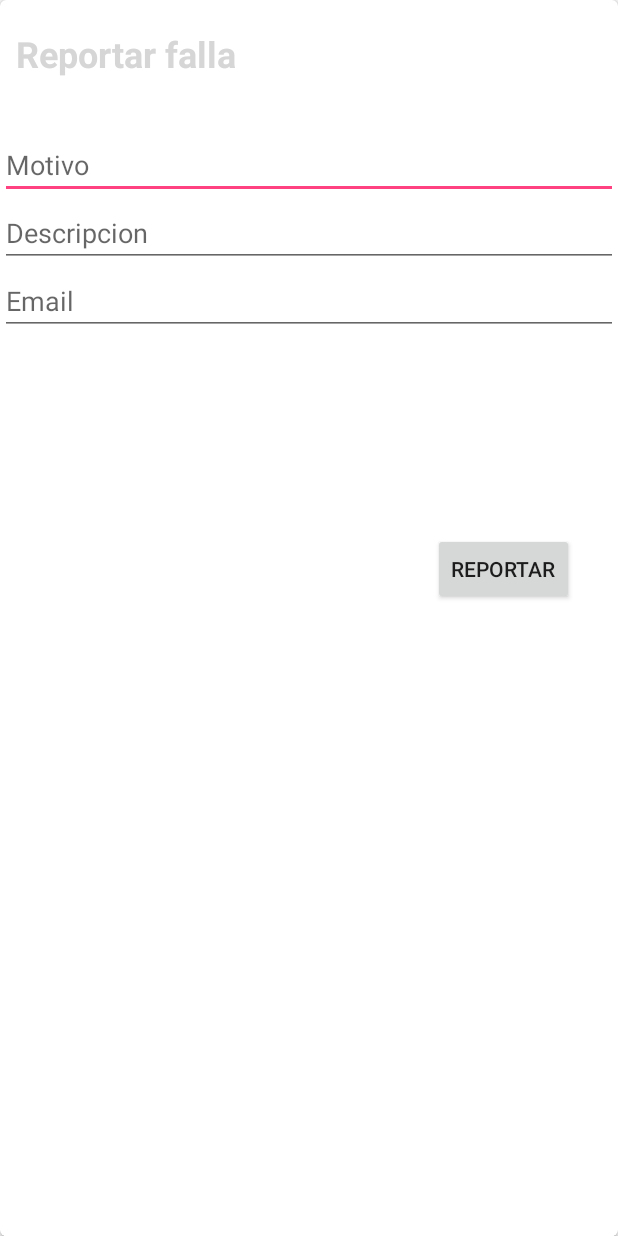
After one commit to iamrahulyadav/interCar, an Android app: the layout custom_modal_reporte.xml on its own in the app's theme, with its tools: preview values and no code run, on a phone screen of 412 x 824 dp. The commit adds this screen. Run offline under Robolectric (Android 15) with nearby library versions, the phone set to English and light mode, and no system bars.

Commit message:
ventana modal de fallas, con funcion y ruta de json armado, con falla al enviar la data.

```diff
--- a/app/src/main/java/com/apreciasoft/admin/asremis/Services/ServicesLoguin.java
+++ b/app/src/main/java/com/apreciasoft/admin/asremis/Services/ServicesLoguin.java
@@ -2,6 +2,7 @@ package com.apreciasoft.admin.asremis.Services;
 
 import com.apreciasoft.admin.asremis.Entity.client;
 import com.apreciasoft.admin.asremis.Entity.login;
+import com.apreciasoft.admin.asremis.Entity.reporte;
 import com.apreciasoft.admin.asremis.Entity.token;
 import com.apreciasoft.admin.asremis.Entity.userFull;
 
@@ -23,6 +24,10 @@ public interface ServicesLoguin {
     Call<userFull> getUser(@Body login user);
 
     @Headers("Content-Type: application/json")
+    @POST("support/add")
+    Call<reporte> reporteFalla(@Body reporte falla);
+
+    @Headers("Content-Type: application/json")
     @POST("auth/token")
     Call<Boolean> token(@Body token token);
 
--- /dev/null
+++ b/app/src/main/res/layout/custom_modal_reporte.xml
@@ -0,0 +1,120 @@
+<?xml version="1.0" encoding="utf-8"?>
+<LinearLayout xmlns:android="http://schemas.android.com/apk/res/android"
+    android:layout_width="match_parent"
+    xmlns:app="http://schemas.android.com/apk/res-auto"
+    android:layout_height="match_parent"
+    xmlns:tools="http://schemas.android.com/tools"
+    android:layout_gravity="center"
+    android:background="@android:color/transparent"
+    android:orientation="vertical">
+
+    <android.support.v7.widget.CardView
+        android:id="@+id/car_notifications_from_client_cancelar"
+        xmlns:card_view="http://schemas.android.com/apk/res-auto"
+        android:layout_width="match_parent"
+        android:layout_height="match_parent"
+
+
+
+        card_view:cardBackgroundColor="@color/cardview_light_background"
+
+        card_view:cardCornerRadius="4dp"
+        card_view:elevation="14dp"
+        android:layout_alignParentLeft="true"
+        android:layout_alignParentStart="true"
+        android:layout_alignParentTop="true">
+
+        <RelativeLayout
+            android:layout_width="match_parent"
+            android:layout_height="300dp"
+            android:layout_marginTop="25dp">
+
+
+            <EditText
+                android:id="@+id/et_motivo"
+                android:layout_width="match_parent"
+                android:layout_height="wrap_content"
+                android:layout_alignParentLeft="true"
+                android:layout_alignParentStart="true"
+                android:layout_alignParentTop="true"
+                android:layout_marginTop="62dp"
+                android:ems="10"
+                android:hint="Motivo"
+                android:inputType="textPersonName"
+
+
+                />
+
+            <EditText
+                android:id="@+id/et_descripcion"
+                android:layout_width="match_parent"
+                android:layout_height="wrap_content"
+                android:layout_alignParentEnd="true"
+                android:layout_alignParentLeft="true"
+                android:layout_alignParentRight="true"
+                android:layout_alignParentStart="true"
+                android:layout_below="@+id/et_motivo"
+                android:ems="10"
+                android:hint="Descripcion"
+                android:inputType="textMultiLine"
+
+
+            />
+
+            <EditText
+                android:id="@+id/et_email"
+                android:layout_width="match_parent"
+                android:layout_height="wrap_content"
+                android:layout_alignParentLeft="true"
+                android:layout_alignParentStart="true"
+                android:layout_below="@+id/et_descripcion"
+                android:ems="10"
+                android:hint="Email"
+                android:inputType="textPersonName"
+
+
+                />
+
+        </RelativeLayout>
+
+
+        <TextView
+            android:id="@+id/textView2"
+            android:layout_width="wrap_content"
+            android:layout_height="wrap_content"
+            android:layout_alignParentLeft="true"
+            android:layout_alignParentStart="true"
+            android:layout_alignParentTop="true"
+            android:layout_marginLeft="10dp"
+            android:layout_marginRight="10dp"
+            android:layout_marginTop="19dp"
+            android:text="Reportar falla"
+            android:textAlignment="center"
+            android:textColor="@color/cast_expanded_controller_background_color"
+            android:textSize="24sp"
+            android:textStyle="bold" />
+
+        <RelativeLayout
+            android:layout_width="match_parent"
+            android:layout_height="100dp"
+            android:layout_marginTop="350dp">
+
+            <Button
+                android:id="@+id/btn_motivo"
+                android:layout_width="wrap_content"
+                android:layout_height="wrap_content"
+                android:layout_alignParentEnd="true"
+                android:layout_alignParentRight="true"
+                android:layout_alignParentTop="true"
+                android:layout_marginEnd="29dp"
+                android:layout_marginRight="29dp"
+                android:layout_marginTop="5dp"
+                android:text="Reportar" />
+
+        </RelativeLayout>
+    </android.support.v7.widget.CardView>
+
+
+
+
+</LinearLayout>
```
Also changed, not shown: app/src/main/java/com/apreciasoft/admin/asremis/Activity/HomeClientActivity.java (+118 -10 lines), app/src/main/java/com/apreciasoft/admin/asremis/Entity/reporte.java (added, +116 -0 lines).
